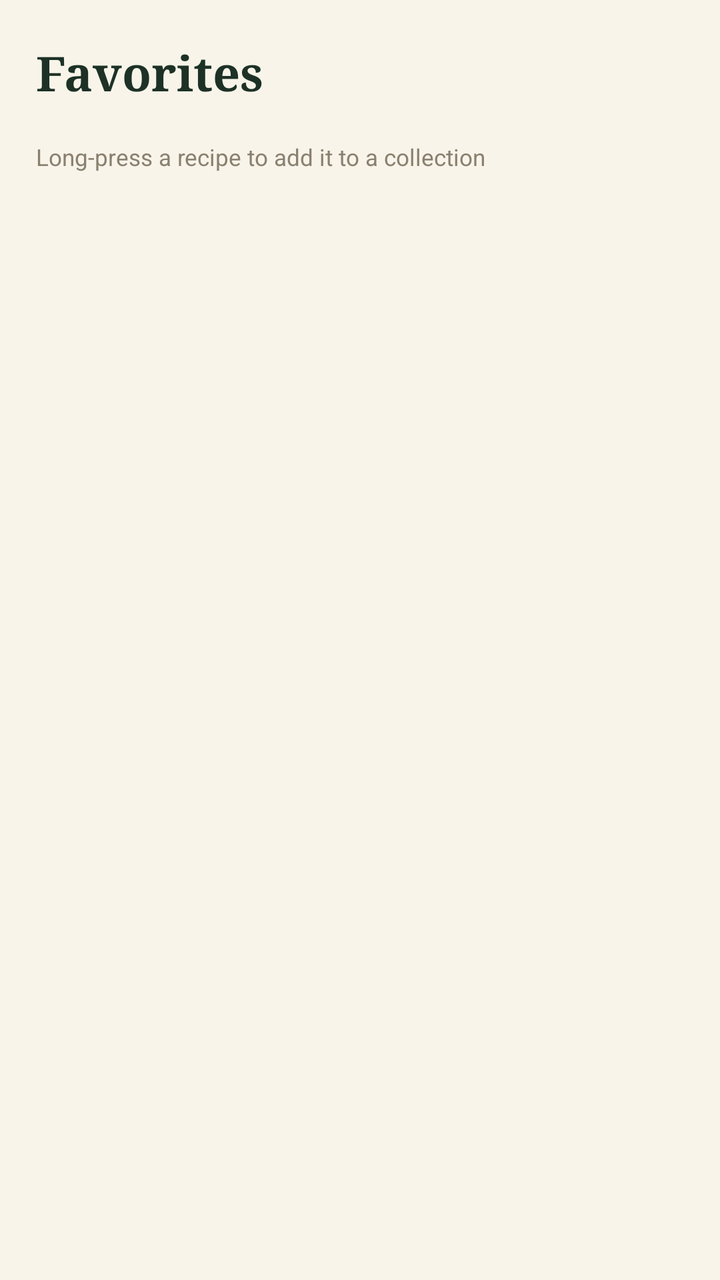
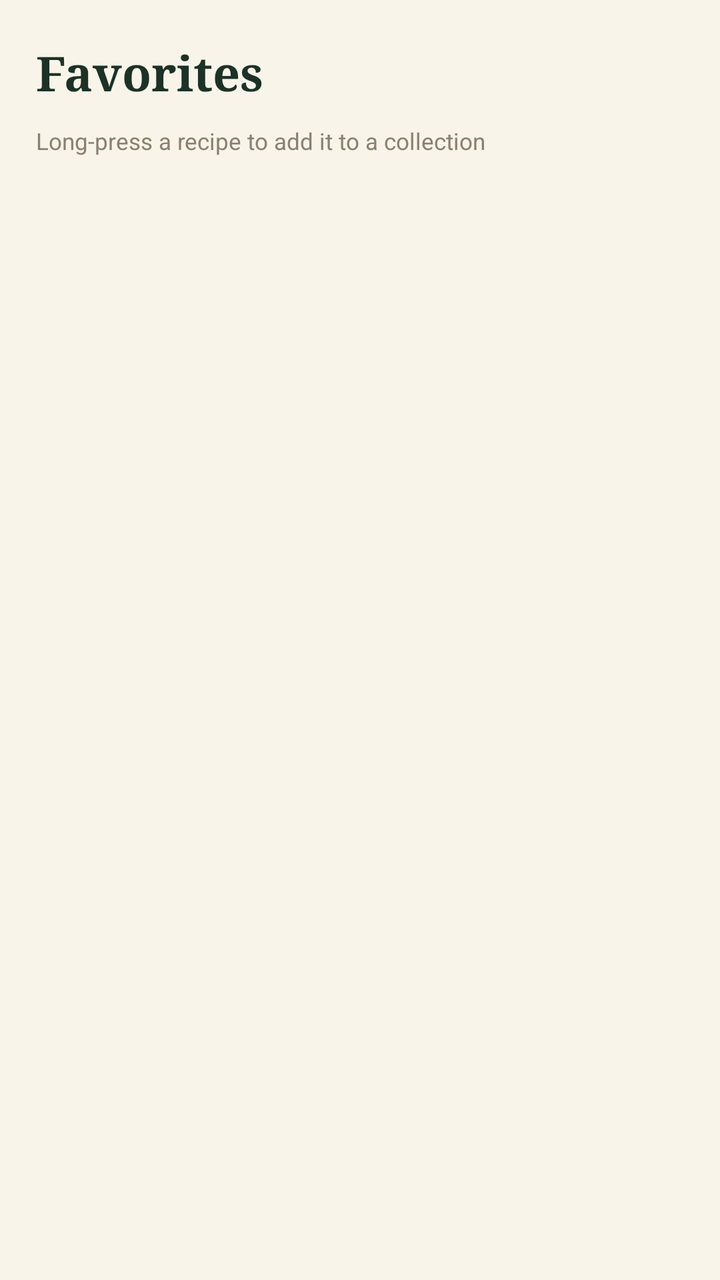

Before-and-after screenshots of an Android layout around one commit, followed by the original layout XML and the change that was made.
<!-- AndroidManifest.xml: application theme Theme.Aaswad -->
<!-- res/layout/fragment_favorites.xml -->
<?xml version="1.0" encoding="utf-8"?>
<LinearLayout xmlns:android="http://schemas.android.com/apk/res/android"
    xmlns:app="http://schemas.android.com/apk/res-auto"
    android:layout_width="match_parent"
    android:layout_height="match_parent"
    android:orientation="vertical"
    android:background="@color/background">

    <TextView
        android:layout_width="wrap_content"
        android:layout_height="wrap_content"
        android:layout_marginStart="18dp"
        android:layout_marginTop="20dp"
        android:layout_marginBottom="4dp"
        android:text="Favorites"
        android:textSize="24sp"
        android:fontFamily="serif"
        android:textStyle="bold"
        android:textColor="@color/primary_dark" />

    <HorizontalScrollView
        android:layout_width="match_parent"
        android:layout_height="wrap_content"
        android:scrollbars="none"
        android:paddingTop="10dp"
        android:paddingBottom="4dp">

        <com.google.android.material.chip.ChipGroup
            android:id="@+id/collectionsChipRow"
            android:layout_width="wrap_content"
            android:layout_height="wrap_content"
            android:paddingStart="18dp"
            android:paddingEnd="18dp"
            app:singleSelection="true"
            app:chipSpacingHorizontal="8dp" />

    </HorizontalScrollView>

    <TextView
        android:layout_width="match_parent"
        android:layout_height="wrap_content"
        android:paddingStart="18dp"
        android:paddingEnd="18dp"
        android:paddingBottom="4dp"
        android:text="Long-press a recipe to add it to a collection"
        android:textSize="11.5sp"
        android:textColor="@color/text_secondary" />

    <TextView
        android:id="@+id/favoritesEmptyText"
        android:layout_width="match_parent"
        android:layout_height="wrap_content"
        android:text="No favorites yet — tap the star on any recipe to save it here"
        android:textColor="@color/text_secondary"
        android:textSize="14sp"
        android:gravity="center"
        android:padding="32dp"
        android:visibility="gone" />

    <androidx.recyclerview.widget.RecyclerView
        android:id="@+id/favoritesRecyclerView"
        android:layout_width="match_parent"
        android:layout_height="0dp"
        android:layout_weight="1"
        android:paddingTop="10dp"
        android:paddingBottom="16dp"
        android:clipToPadding="false" />

</LinearLayout>
<!-- resources referenced by this layout -->
<resources>
  <color name="background">#F8F4E9</color>
  <color name="primary_dark">#1D3126</color>
  <color name="text_secondary">#8A8070</color>
  <style name="Theme.Aaswad" parent="Theme.MaterialComponents.DayNight.NoActionBar">
          <item name="colorPrimary">@color/primary</item>
          <item name="colorPrimaryDark">@color/primary_dark</item>
          <item name="colorAccent">@color/primary</item>
          <item name="android:windowBackground">@color/background</item>
          <item name="android:statusBarColor">@color/primary_dark</item>
      </style>
  <color name="primary">#2F4A3C</color>
</resources>

<!-- the commit's change to res/layout/fragment_favorites.xml (unified diff, before → after) -->
@@ -18,30 +18,13 @@
         android:textStyle="bold"
         android:textColor="@color/primary_dark" />
 
-    <HorizontalScrollView
-        android:layout_width="match_parent"
-        android:layout_height="wrap_content"
-        android:scrollbars="none"
-        android:paddingTop="10dp"
-        android:paddingBottom="4dp">
-
-        <com.google.android.material.chip.ChipGroup
-            android:id="@+id/collectionsChipRow"
-            android:layout_width="wrap_content"
-            android:layout_height="wrap_content"
-            android:paddingStart="18dp"
-            android:paddingEnd="18dp"
-            app:singleSelection="true"
-            app:chipSpacingHorizontal="8dp" />
-
-    </HorizontalScrollView>
-
     <TextView
         android:layout_width="match_parent"
         android:layout_height="wrap_content"
         android:paddingStart="18dp"
         android:paddingEnd="18dp"
-        android:paddingBottom="4dp"
+        android:paddingTop="6dp"
+        android:paddingBottom="8dp"
         android:text="Long-press a recipe to add it to a collection"
         android:textSize="11.5sp"
         android:textColor="@color/text_secondary" />
